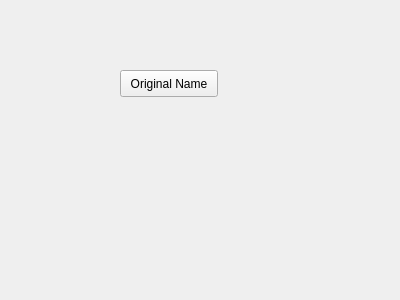
Qt form resource/MyPlugin.ui (masakifujiwara1/test) before a commit.
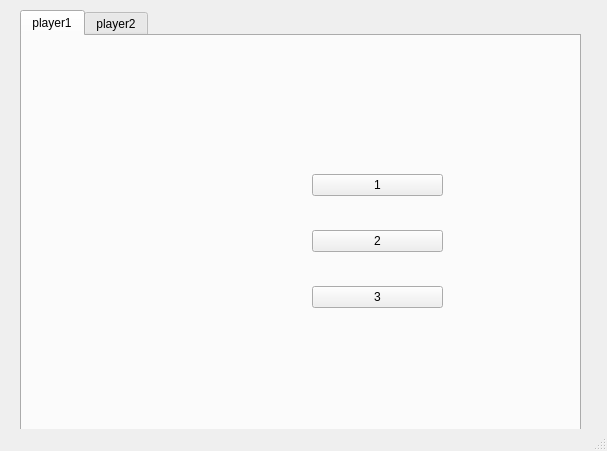
The same form after that commit.

What changed in the file:
```diff
--- a/resource/MyPlugin.ui
+++ b/resource/MyPlugin.ui
@@ -1,31 +1,120 @@
 <?xml version="1.0" encoding="UTF-8"?>
 <ui version="4.0">
- <class>Form</class>
- <widget class="QWidget" name="Form">
+ <class>MainWindow</class>
+ <widget class="QMainWindow" name="MainWindow">
   <property name="geometry">
    <rect>
     <x>0</x>
     <y>0</y>
-    <width>400</width>
-    <height>300</height>
+    <width>607</width>
+    <height>451</height>
    </rect>
   </property>
   <property name="windowTitle">
    <string>Form</string>
   </property>
-  <widget class="QPushButton" name="Test">
-   <property name="geometry">
-    <rect>
-     <x>120</x>
-     <y>70</y>
-     <width>98</width>
-     <height>27</height>
-    </rect>
-   </property>
-   <property name="text">
-    <string>Original Name</string>
-   </property>
+  <widget class="QWidget" name="centralwidget">
+   <widget class="QTabWidget" name="tabWidget">
+    <property name="geometry">
+     <rect>
+      <x>20</x>
+      <y>10</y>
+      <width>561</width>
+      <height>421</height>
+     </rect>
+    </property>
+    <property name="currentIndex">
+     <number>0</number>
+    </property>
+    <widget class="QWidget" name="tab">
+     <attribute name="title">
+      <string>player1</string>
+     </attribute>
+     <widget class="QWidget" name="">
+      <property name="geometry">
+       <rect>
+        <x>290</x>
+        <y>110</y>
+        <width>131</width>
+        <height>191</height>
+       </rect>
+      </property>
+      <layout class="QVBoxLayout" name="verticalLayout">
+       <item>
+        <widget class="QPushButton" name="pushButton_3">
+         <property name="text">
+          <string>1</string>
+         </property>
+        </widget>
+       </item>
+       <item>
+        <widget class="QPushButton" name="pushButton_2">
+         <property name="text">
+          <string>2</string>
+         </property>
+        </widget>
+       </item>
+       <item>
+        <widget class="QPushButton" name="pushButton">
+         <property name="text">
+          <string>3</string>
+         </property>
+        </widget>
+       </item>
+      </layout>
+     </widget>
+    </widget>
+    <widget class="QWidget" name="tab_2">
+     <attribute name="title">
+      <string>player2</string>
+     </attribute>
+     <widget class="QWidget" name="layoutWidget">
+      <property name="geometry">
+       <rect>
+        <x>320</x>
+        <y>120</y>
+        <width>131</width>
+        <height>191</height>
+       </rect>
+      </property>
+      <layout class="QVBoxLayout" name="verticalLayout_2">
+       <item>
+        <widget class="QPushButton" name="pushButton_4">
+         <property name="text">
+          <string>1</string>
+         </property>
+        </widget>
+       </item>
+       <item>
+        <widget class="QPushButton" name="pushButton_5">
+         <property name="text">
+          <string>2</string>
+         </property>
+        </widget>
+       </item>
+       <item>
+        <widget class="QPushButton" name="pushButton_6">
+         <property name="text">
+          <string>3</string>
+         </property>
+        </widget>
+       </item>
+      </layout>
+     </widget>
+    </widget>
+   </widget>
   </widget>
+  <widget class="QStatusBar" name="statusBar"/>
+  <action name="actionplayer3">
+   <property name="text">
+    <string>player3</string>
+   </property>
+  </action>
+  <action name="actionaction1">
+   <property name="text">
+    <string>action1</string>
+   </property>
+  </action>
  </widget>
  <resources/>
  <connections/>
```
Left out of the diff: 2 changed lines with no effect on the pictures.
